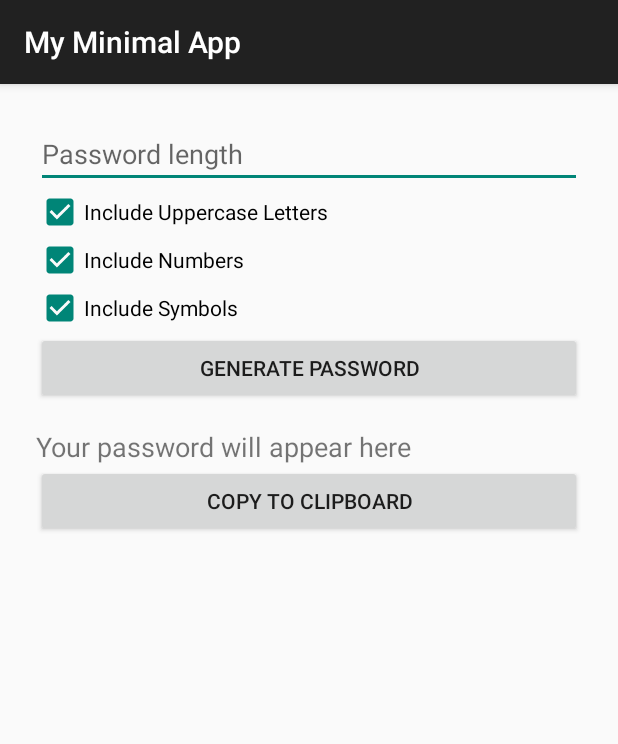
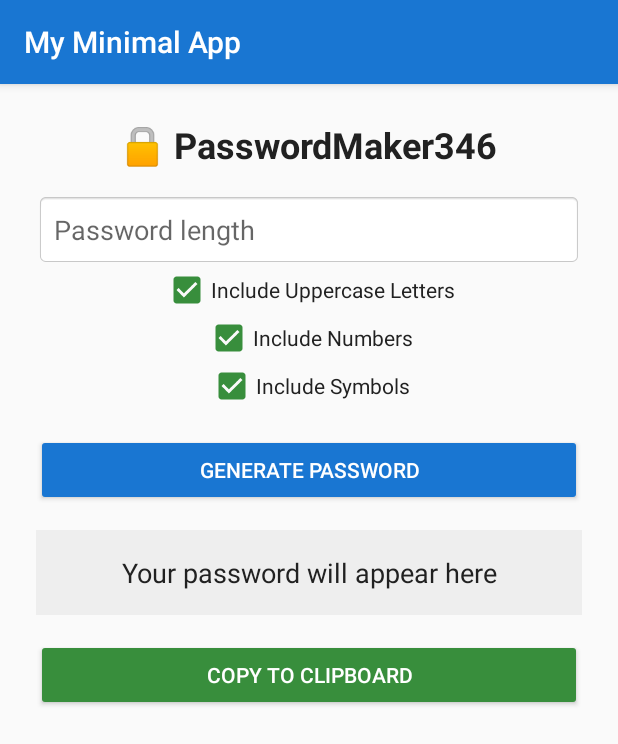
Before and after one commit to CoderCat346/PasswordMaker346, an Android app: the screen it shows after launch (MainActivity), on a phone screen of 412 x 824 dp. Shown: the top 744 px of the screen. Run offline under Robolectric (Android 15) with nearby library versions, the phone set to English and light mode, and no system bars.

Commit message:
Styled the app

```diff
--- a/app/src/main/res/layout/activity_main.xml
+++ b/app/src/main/res/layout/activity_main.xml
@@ -1,10 +1,21 @@
 <?xml version="1.0" encoding="utf-8"?>
-<!-- Root layout: vertical LinearLayout to stack elements -->
 <LinearLayout xmlns:android="http://schemas.android.com/apk/res/android"
     android:layout_width="match_parent"
     android:layout_height="match_parent"
     android:orientation="vertical"
-    android:padding="24dp">
+    android:padding="24dp"
+    android:gravity="center_horizontal"
+    android:background="@color/background">
+
+    <!-- Title -->
+    <TextView
+        android:layout_width="wrap_content"
+        android:layout_height="wrap_content"
+        android:text="🔒 PasswordMaker346"
+        android:textSize="24sp"
+        android:textColor="@color/textPrimary"
+        android:textStyle="bold"
+        android:layout_marginBottom="16dp"/>
 
     <!-- Input for password length -->
     <EditText
@@ -12,7 +23,10 @@
         android:layout_width="match_parent"
         android:layout_height="wrap_content"
         android:hint="Password length"
-        android:inputType="number" />
+        android:inputType="number"
+        android:padding="12dp"
+        android:background="@android:drawable/editbox_background_normal"
+        android:textColor="@color/textPrimary"/>
 
     <!-- CheckBox: Include Uppercase -->
     <CheckBox
@@ -20,7 +34,8 @@
         android:layout_width="wrap_content"
         android:layout_height="wrap_content"
         android:text="Include Uppercase Letters"
-        android:checked="true" />
+        android:checked="true"
+        android:textColor="@color/textPrimary" />
 
     <!-- CheckBox: Include Numbers -->
     <CheckBox
@@ -28,7 +43,8 @@
         android:layout_width="wrap_content"
         android:layout_height="wrap_content"
         android:text="Include Numbers"
-        android:checked="true" />
+        android:checked="true"
+        android:textColor="@color/textPrimary" />
 
     <!-- CheckBox: Include Symbols -->
     <CheckBox
@@ -36,14 +52,15 @@
         android:layout_width="wrap_content"
         android:layout_height="wrap_content"
         android:text="Include Symbols"
-        android:checked="true" />
+        android:checked="true"
+        android:textColor="@color/textPrimary" />
 
     <!-- Generate button -->
     <Button
-        android:id="@+id/generateButton"
-        android:layout_width="match_parent"
-        android:layout_height="wrap_content"
-        android:text="Generate Password" />
+    android:id="@+id/generateButton"
+    style="@style/MyButtonStyle"
+    android:backgroundTint="@color/primary"
+    android:text="Generate Password" />
 
     <!-- TextView to show generated password -->
     <TextView
@@ -51,14 +68,18 @@
         android:layout_width="match_parent"
         android:layout_height="wrap_content"
         android:text="Your password will appear here"
-        android:paddingTop="16dp"
-        android:textSize="18sp" />
+        android:padding="16dp"
+        android:layout_marginTop="16dp"
+        android:textSize="18sp"
+        android:textColor="@color/textPrimary"
+        android:background="@color/neutralLight"
+        android:gravity="center" />
 
     <!-- Copy to clipboard button -->
     <Button
-        android:id="@+id/copyButton"
-        android:layout_width="match_parent"
-        android:layout_height="wrap_content"
-        android:text="Copy to Clipboard" />
+    android:id="@+id/copyButton"
+    style="@style/MyButtonStyle"
+    android:backgroundTint="@color/accent"
+    android:text="Copy to Clipboard" />
 
 </LinearLayout>
--- /dev/null
+++ b/app/src/main/res/values/colors.xml
@@ -0,0 +1,17 @@
+<?xml version="1.0" encoding="utf-8"?>
+<resources>
+    <!-- Light background -->
+    <color name="background">#FAFAFA</color>
+
+    <!-- Primary and secondary colors -->
+    <color name="primary">#1976D2</color> <!-- Blue -->
+    <color name="primaryDark">#1565C0</color>
+    <color name="accent">#388E3C</color> <!-- Green -->
+
+    <!-- Text colors -->
+    <color name="textPrimary">#212121</color>
+    <color name="textOnPrimary">#FFFFFF</color>
+
+    <!-- Neutral -->
+    <color name="neutralLight">#EEEEEE</color>
+</resources>
--- a/app/src/main/res/values/styles.xml
+++ b/app/src/main/res/values/styles.xml
@@ -1,9 +1,23 @@
 <?xml version="1.0" encoding="utf-8"?>
 <resources>
 
-    <!-- App theme using AppCompat -->
+    <!-- ✅ App theme -->
     <style name="Theme.MyMinimalApp" parent="Theme.AppCompat.Light.DarkActionBar">
-        <!-- Customize your theme here -->
+        <!-- Use your custom colors -->
+        <item name="colorPrimary">@color/primary</item>
+        <item name="colorPrimaryDark">@color/primaryDark</item>
+        <item name="colorAccent">@color/accent</item>
+        <item name="android:windowBackground">@color/background</item>
+        <item name="android:textColor">@color/textPrimary</item>
+    </style>
+
+    <!-- ✅ Reusable button style -->
+    <style name="MyButtonStyle">
+        <item name="android:layout_width">match_parent</item>
+        <item name="android:layout_height">wrap_content</item>
+        <item name="android:textColor">@color/textOnPrimary</item>
+        <item name="android:layout_marginTop">16dp</item>
+        <!-- Tint can be overridden per button if you want different colors -->
     </style>
 
 </resources>
```
